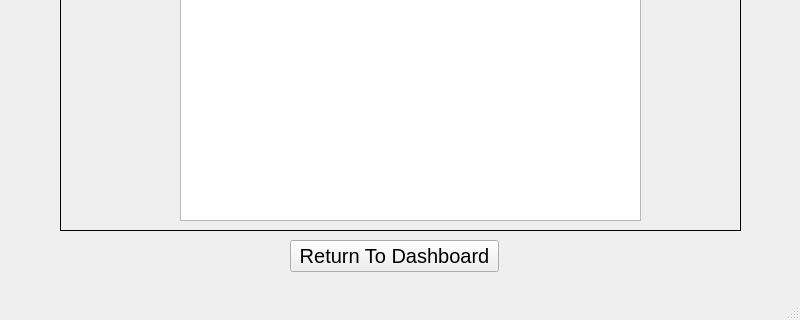
This is ui files/viewHomeworkStudentPage.ui in BXRSRUDIOS/a-level-coursework-project as Qt 5 draws it before an edit; both pictures show x 0 to 800 and y 480 to 800 of the 800 by 800 pixel window. The edited form follows.
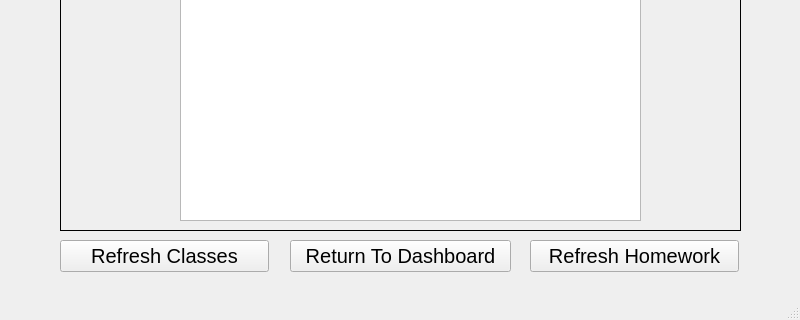
This is the edited form. Icons and pictures are not drawn.

Diff of the .ui file:
```diff
--- a/ui files/viewHomeworkStudentPage.ui
+++ b/ui files/viewHomeworkStudentPage.ui
@@ -250,7 +250,7 @@
      <rect>
       <x>290</x>
       <y>720</y>
-      <width>209</width>
+      <width>221</width>
       <height>32</height>
      </rect>
     </property>
@@ -416,6 +416,42 @@
      <enum>QFrame::Plain</enum>
     </property>
    </widget>
+   <widget class="QPushButton" name="refreshClassButton">
+    <property name="geometry">
+     <rect>
+      <x>60</x>
+      <y>720</y>
+      <width>209</width>
+      <height>32</height>
+     </rect>
+    </property>
+    <property name="font">
+     <font>
+      <pointsize>15</pointsize>
+     </font>
+    </property>
+    <property name="text">
+     <string>Refresh Classes</string>
+    </property>
+   </widget>
+   <widget class="QPushButton" name="refreshHomeworkButton">
+    <property name="geometry">
+     <rect>
+      <x>530</x>
+      <y>720</y>
+      <width>209</width>
+      <height>32</height>
+     </rect>
+    </property>
+    <property name="font">
+     <font>
+      <pointsize>15</pointsize>
+     </font>
+    </property>
+    <property name="text">
+     <string>Refresh Homework</string>
+    </property>
+   </widget>
    <zorder>frame</zorder>
    <zorder>frame_2</zorder>
    <zorder>frame_4</zorder>
```
Left out of the diff: 4 changed lines with no effect on the pictures.
